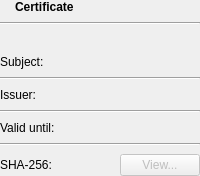
Above: src/ui/widgets/certificatesummarywidget.ui from sanny32/OpenUaExplorer before the change. Below: the same form after it.
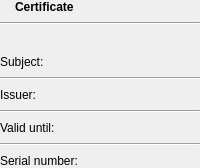
That is the form after the change. Custom widgets are drawn as their Qt base class.

Commit message: refact: Enhance CertificateInfo structure and update related UI components to include serial number

```diff
--- a/src/ui/widgets/certificatesummarywidget.ui
+++ b/src/ui/widgets/certificatesummarywidget.ui
@@ -267,7 +267,7 @@
          <bool>true</bool>
         </property>
         <property name="text">
-         <string>SHA-256:</string>
+         <string>Serial number:</string>
         </property>
         <property name="alignment">
          <set>Qt::AlignLeading|Qt::AlignLeft|Qt::AlignVCenter</set>
@@ -275,12 +275,7 @@
        </widget>
       </item>
       <item row="6" column="1">
-       <layout class="QHBoxLayout" name="fingerprintLayout">
-        <property name="spacing">
-         <number>8</number>
-        </property>
-        <item>
-         <widget class="QLabel" name="fingerprintEdit">
+       <widget class="QLabel" name="serialNumberEdit">
           <property name="sizePolicy">
            <sizepolicy hsizetype="Ignored" vsizetype="Preferred">
             <horstretch>1</horstretch>
@@ -295,29 +290,12 @@
           </property>
          </widget>
         </item>
-        <item>
-         <widget class="ThemedPushButton" name="viewButton">
-          <property name="enabled">
-           <bool>false</bool>
-          </property>
-          <property name="text">
-           <string>View...</string>
-          </property>
-         </widget>
-        </item>
-       </layout>
-      </item>
      </layout>
     </widget>
    </item>
   </layout>
  </widget>
  <customwidgets>
-  <customwidget>
-   <class>ThemedPushButton</class>
-   <extends>QPushButton</extends>
-   <header>widgets/themedpushbutton.h</header>
-  </customwidget>
   <customwidget>
    <class>ThemedIconLabel</class>
    <extends>QLabel</extends>
```
Left out of the diff: 2 changed lines with no effect on the pictures. Lines whose indentation alone changed are shown as unchanged. The commit also changes 9 other files.
